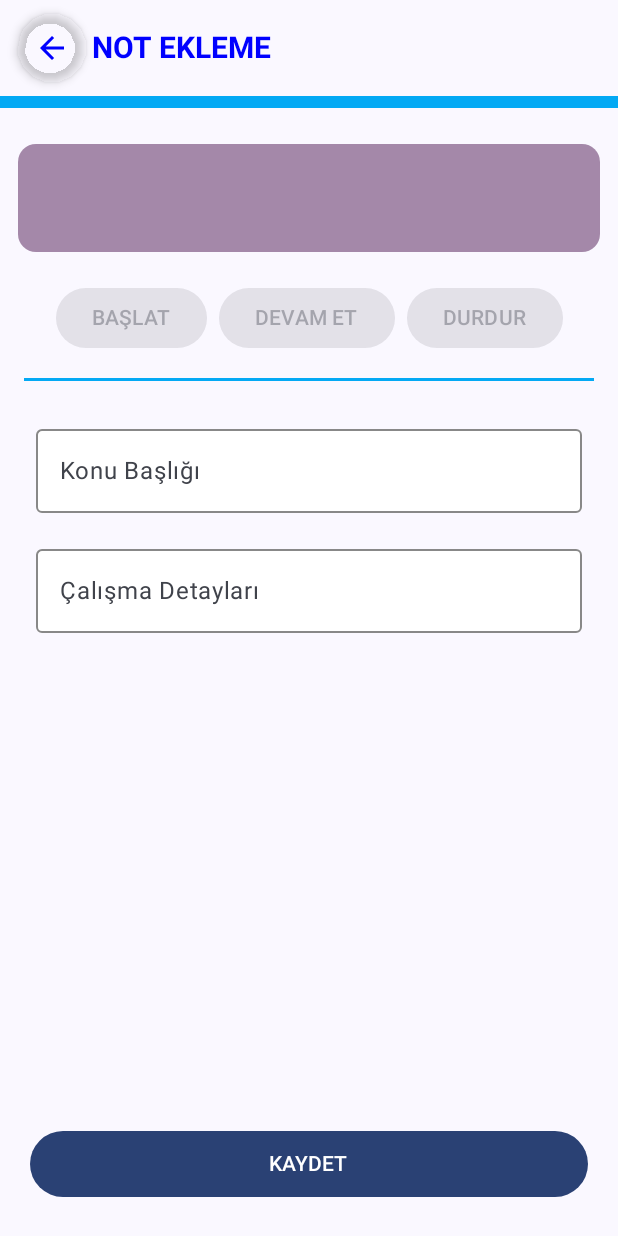
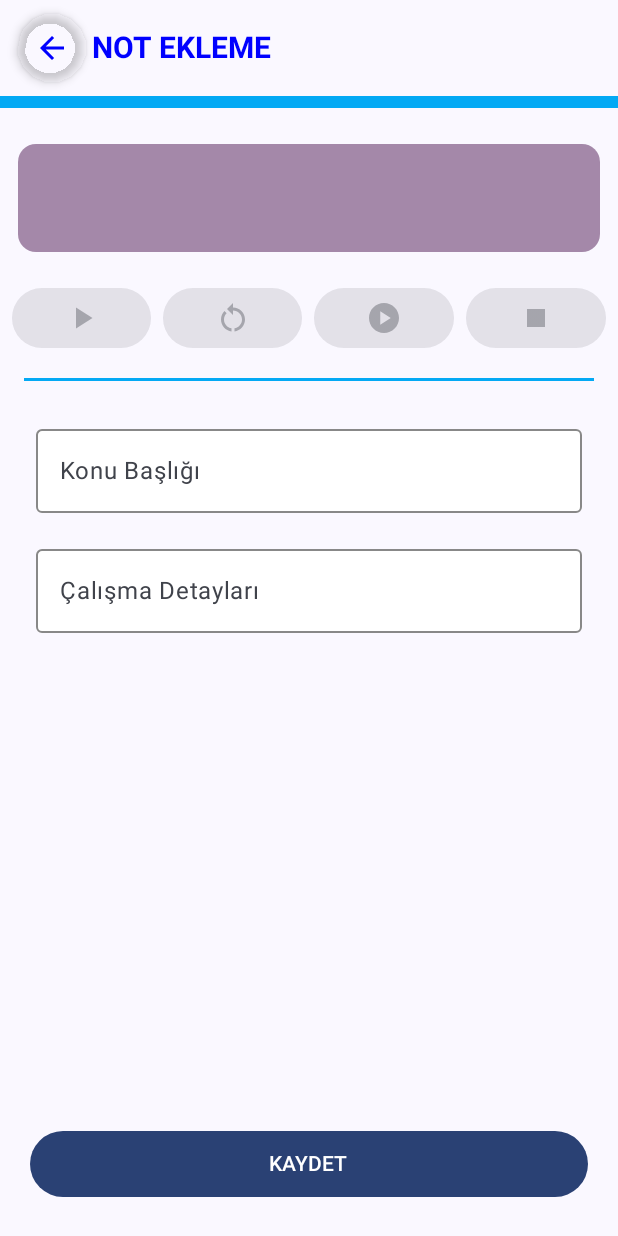
Before and after one commit to nayciyilmaz/LessonApp, an Android app built with Jetpack Compose: the composable AddNoteScreen called with empty values, on a phone screen of 412 x 824 dp. Run offline under Robolectric (Android 15) with nearby library versions, the phone set to English and light mode, and no system bars; 1 statement that could not run was skipped.

Commit message:
fifth commit

```diff
--- a/app/src/main/java/com/example/lessonapp/components/EditButton.kt
+++ b/app/src/main/java/com/example/lessonapp/components/EditButton.kt
@@ -1,22 +1,33 @@
 package com.example.lessonapp.components
 
 import androidx.compose.material3.Button
+import androidx.compose.material3.Icon
 import androidx.compose.material3.Text
 import androidx.compose.runtime.Composable
 import androidx.compose.ui.Modifier
-
+import androidx.compose.ui.graphics.vector.ImageVector
 
 @Composable
 fun EditButton(
-    text: String,
+    text: String? = null,
+    icon: ImageVector? = null,
     onClick: () -> Unit,
     isEnabled: Boolean,
     modifier: Modifier = Modifier
 ) {
     Button(
         onClick = onClick,
-        enabled = isEnabled
+        enabled = isEnabled,
+        modifier = modifier
     ) {
-        Text(text = text)
+        icon?.let {
+            Icon(
+                imageVector = it,
+                contentDescription = text ?: ""
+            )
+        }
+        text?.let {
+            Text(text = it)
+        }
     }
 }
--- a/app/src/main/java/com/example/lessonapp/navigation/LessonAppNavigation.kt
+++ b/app/src/main/java/com/example/lessonapp/navigation/LessonAppNavigation.kt
@@ -59,9 +59,11 @@ fun LessonAppNavigation(
                 onStartClicked = { viewModel.onStartClicked() },
                 onResumeClicked = { viewModel.onResumeClicked() },
                 onStopClicked = { viewModel.onStopClicked() },
+                onResetClicked = { viewModel.onResetClicked() },
                 isStartEnabled = viewModel.isStartEnabled,
                 isResumeEnabled = viewModel.isResumeEnabled,
                 isStopEnabled = viewModel.isStopEnabled,
+                isResetEnabled = viewModel.isResetEnabled,
                 formattedTime = viewModel.formattedTime,
                 inputSubject = viewModel.inputSubject,
                 inputExplanation = viewModel.inputExplanation,
--- a/app/src/main/java/com/example/lessonapp/screens/AddNoteScreen.kt
+++ b/app/src/main/java/com/example/lessonapp/screens/AddNoteScreen.kt
@@ -9,6 +9,11 @@ import androidx.compose.foundation.layout.fillMaxWidth
 import androidx.compose.foundation.layout.padding
 import androidx.compose.foundation.layout.wrapContentWidth
 import androidx.compose.foundation.text.KeyboardOptions
+import androidx.compose.material.icons.Icons
+import androidx.compose.material.icons.filled.PlayArrow
+import androidx.compose.material.icons.filled.PlayCircle
+import androidx.compose.material.icons.filled.RestartAlt
+import androidx.compose.material.icons.filled.Stop
 import androidx.compose.material3.Button
 import androidx.compose.material3.Card
 import androidx.compose.material3.CardDefaults
@@ -47,7 +52,9 @@ fun AddNoteScreen(
     onUpdateSubjectName: (String) -> Unit,
     onUpdateExplanationName: (String) -> Unit,
     lessonId: Int,
-    onSaveClicked: () -> Unit
+    onSaveClicked: () -> Unit,
+    onResetClicked: () -> Unit,
+    isResetEnabled: Boolean
 ) {
     Scaffold(
         containerColor = Color.Transparent,
@@ -106,19 +113,25 @@ fun AddNoteScreen(
                         .wrapContentWidth(Alignment.CenterHorizontally)
                 ) {
                     EditButton(
-                        text = stringResource(R.string.title_baslat),
+                        icon = Icons.Filled.PlayArrow,
                         onClick = onStartClicked,
                         isEnabled = isStartEnabled,
                         modifier = Modifier.weight(1f)
                     )
                     EditButton(
-                        text = stringResource(R.string.title_devam_et),
+                        icon = Icons.Filled.RestartAlt,
+                        onClick = onResetClicked,
+                        isEnabled = isResetEnabled,
+                        modifier = Modifier.weight(1f)
+                    )
+                    EditButton(
+                        icon = Icons.Filled.PlayCircle,
                         onClick = onResumeClicked,
                         isEnabled = isResumeEnabled,
                         modifier = Modifier.weight(1f)
                     )
                     EditButton(
-                        text = stringResource(R.string.title_durdur),
+                        icon = Icons.Filled.Stop,
                         onClick = onStopClicked,
                         isEnabled = isStopEnabled,
                         modifier = Modifier.weight(1f)
--- a/app/src/main/res/values/strings.xml
+++ b/app/src/main/res/values/strings.xml
@@ -4,9 +4,10 @@
     <string name="title_ders">DERS</string>
     <string name="title_not_ekleme">NOT EKLEME</string>
     <string name="title_istatistik">İSTATİSTİK</string>
-    <string name="title_baslat">BAŞLAT</string>
-    <string name="title_devam_et">DEVAM ET</string>
-    <string name="title_durdur">DURDUR</string>
+    <string name="title_baslat">BAŞLA</string>
+    <string name="title_devam_et">DEVAM</string>
+    <string name="title_sıfırla">SIFIRLA</string>
+    <string name="title_durdur">DUR</string>
     <string name="title_onayla">ONAYLA</string>
     <string name="title_iptal">İPTAL</string>
     <string name="title_konu_basligi">Konu Başlığı</string>
```
Also changed, not shown: app/src/main/java/com/example/lessonapp/screens/LessonDetailsScreen.kt (+43 -14 lines), app/src/main/java/com/example/lessonapp/viewmodel/LessonAppViewModel.kt (+17 -1 lines).
